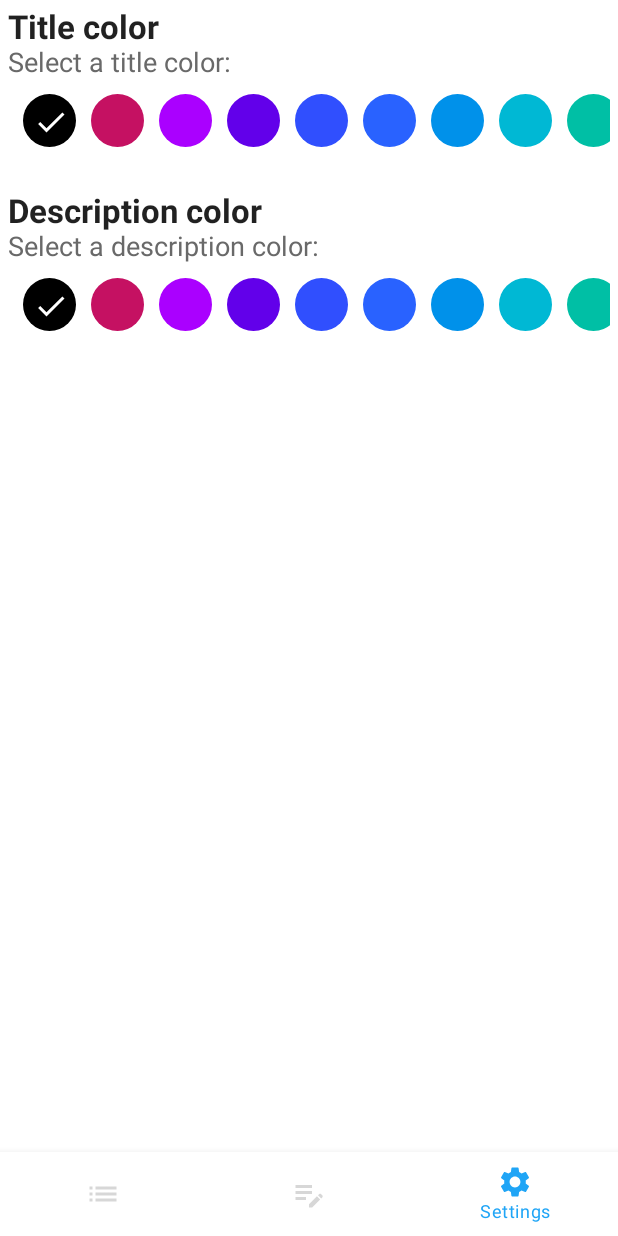
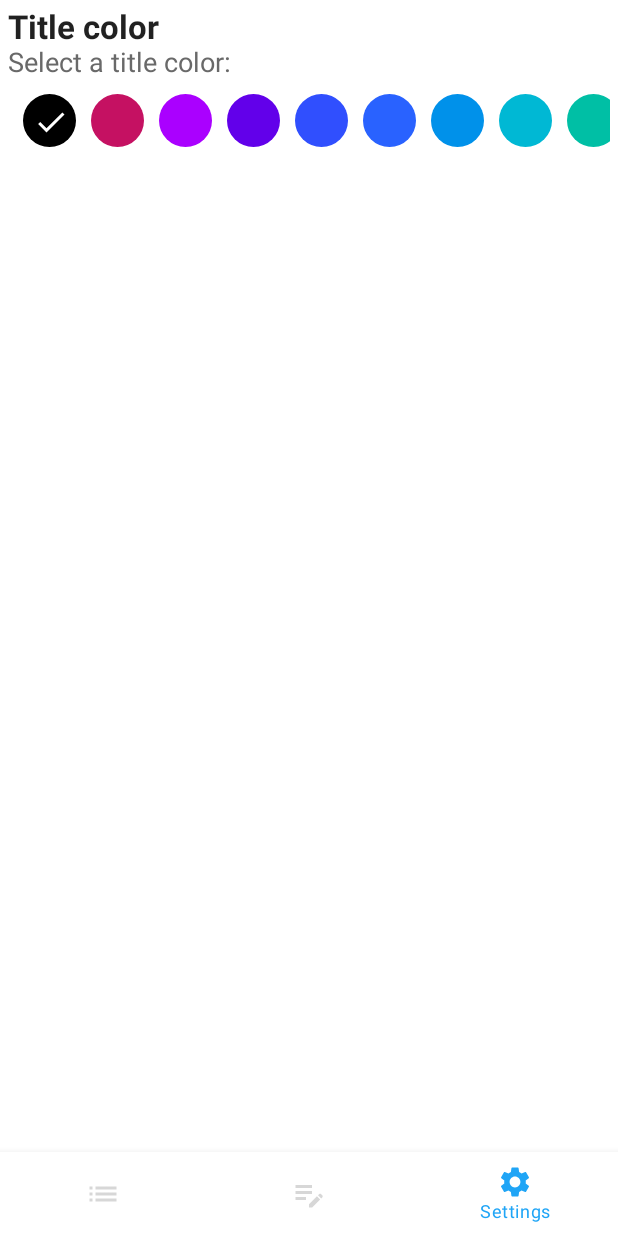
Before and after one commit to Kenig88/ShoppingListCompose2023, an Android app built with Jetpack Compose: the screen it shows after launch (MainActivity), item 3 of the bottom bar chosen, on a phone screen of 412 x 824 dp. Run offline under Robolectric (Android 15) with nearby library versions, the phone set to English and light mode, and no system bars; our stand-ins replace Dagger/Hilt's generated code, Room's generated code.

Commit message:
12# final

```diff
--- a/app/build.gradle
+++ b/app/build.gradle
@@ -17,6 +17,11 @@ android {
         versionName "1.0"
 
         testInstrumentationRunner "androidx.test.runner.AndroidJUnitRunner"
+        kapt { //для автомиграции
+            arguments {
+                arg("room.schemaLocation", "$projectDir")
+            }
+        }
         vectorDrawables {
             useSupportLibrary true
         }
--- a/app/src/main/java/com/kenig/shoppinglistcompose2023/data/MainDb.kt
+++ b/app/src/main/java/com/kenig/shoppinglistcompose2023/data/MainDb.kt
@@ -1,10 +1,19 @@
 package com.kenig.shoppinglistcompose2023.data
 
-import androidx.room.Database
-import androidx.room.RoomDatabase
+import androidx.room.*
 
-@Database(entities = [ShoppingListItem::class, AddItem::class, NoteItem::class], version = 1)
+@Database(
+    entities = [
+        ShoppingListItem::class,
+        AddItem::class,
+        NoteItem::class,
+        TestItem::class
+    ],
+    version = 2,
+    exportSchema = true
+)
 abstract class MainDb : RoomDatabase() {
+
     abstract val shoppingListDao: ShoppingListDao
     abstract val noteDao: NoteDao
     abstract val addItemDao: AddItemDao
--- a/app/src/main/java/com/kenig/shoppinglistcompose2023/data/ShoppingListItem.kt
+++ b/app/src/main/java/com/kenig/shoppinglistcompose2023/data/ShoppingListItem.kt
@@ -10,5 +10,5 @@ data class ShoppingListItem(
     val name: String,
     val time: String,
     val allItemsCount: Int, //это сколько всего элементов
-    val allSelectedItemsCount: Int //это сколько всего отмеченных элементов
+    val allSelectedItemsCount: Int, //это сколько всего отмеченных элементов
 )
--- a/app/src/main/java/com/kenig/shoppinglistcompose2023/settings_screen/SettingsScreen.kt
+++ b/app/src/main/java/com/kenig/shoppinglistcompose2023/settings_screen/SettingsScreen.kt
@@ -49,31 +49,5 @@ fun SettingsScreen(
                 }
             }
         }
-
-        Spacer(modifier = Modifier.height(30.dp))
-
-        Column {
-            Text(
-                text = stringResource(R.string.settings_description_color),
-                fontSize = 22.sp,
-                fontWeight = FontWeight.Bold
-            )
-            Text(
-                text = stringResource(R.string.settings_select_description_color),
-                fontSize = 18.sp,
-                color = LightText
-            )
-            LazyRow(
-                modifier = Modifier
-                    .fillMaxWidth()
-                    .padding(top = 10.dp)
-            ) {
-                items(list) { item ->
-                    UiColorItem(item) { event ->
-                        viewModel.onEvent(event)
-                    }
-                }
-            }
-        }
     }
 }
```
Also changed, not shown: app/src/main/java/com/kenig/shoppinglistcompose2023/data/TestItem.kt (added, +14 -0 lines), 8 other files.
